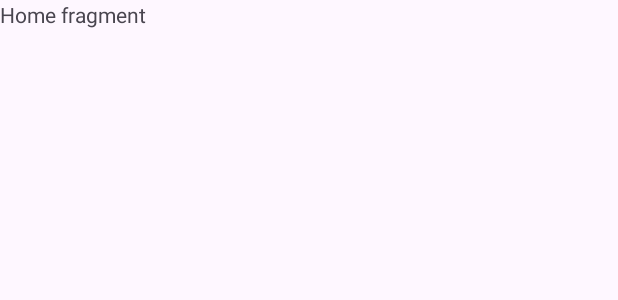
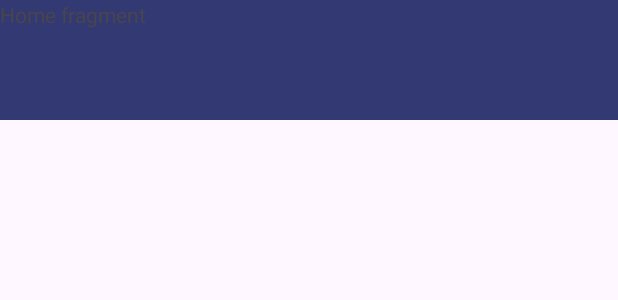
Before and after one commit to akshayak1408/AidHarbour-Charity-Android-Application, an Android app: the layout fragment_home2.xml on its own in the app's theme, with its tools: preview values and no code run, on a phone screen of 412 x 824 dp. Shown: the top 300 px of the screen. Run offline under Robolectric (Android 15) with nearby library versions, the phone set to English and light mode, and no system bars.

Commit message:
Improved UI

```diff
--- a/AndroidStudioProjects/AidHarbour/app/src/main/res/layout/activity_main.xml
+++ b/AndroidStudioProjects/AidHarbour/app/src/main/res/layout/activity_main.xml
@@ -17,6 +17,7 @@
 
     <com.google.android.material.bottomnavigation.BottomNavigationView
         android:id="@+id/bottomNav"
+        android:background="#98ABEE"
         android:layout_width="match_parent"
         android:layout_height="wrap_content"
         android:layout_alignParentBottom="true"
--- a/AndroidStudioProjects/AidHarbour/app/src/main/res/layout/fragment_about2.xml
+++ b/AndroidStudioProjects/AidHarbour/app/src/main/res/layout/fragment_about2.xml
@@ -10,7 +10,7 @@
             android:id="@+id/toolbar"
             android:layout_width="match_parent"
             android:layout_height="80dp"
-            android:background="?attr/colorPrimary"
+            android:background="#333A73"
             app:layout_constraintEnd_toEndOf="parent"
             app:layout_constraintStart_toStartOf="parent"
             app:layout_constraintTop_toTopOf="parent"
--- a/AndroidStudioProjects/AidHarbour/app/src/main/res/layout/fragment_home2.xml
+++ b/AndroidStudioProjects/AidHarbour/app/src/main/res/layout/fragment_home2.xml
@@ -1,11 +1,21 @@
 <?xml version="1.0" encoding="utf-8"?>
 <FrameLayout xmlns:android="http://schemas.android.com/apk/res/android"
     xmlns:tools="http://schemas.android.com/tools"
+    xmlns:app="http://schemas.android.com/apk/res-auto"
     android:layout_width="match_parent"
     android:layout_height="match_parent"
     tools:context=".HomeFragment">
 
-
+    <androidx.appcompat.widget.Toolbar
+        android:id="@+id/toolbar"
+        android:layout_width="match_parent"
+        android:layout_height="80dp"
+        android:background="#333A73"
+        app:layout_constraintEnd_toEndOf="parent"
+        app:layout_constraintStart_toStartOf="parent"
+        app:layout_constraintTop_toTopOf="parent"
+        app:titleTextAppearance="@style/TextAppearance.AppCompat.Large"
+        app:titleTextColor="@android:color/white" />
     <TextView
         android:layout_width="match_parent"
         android:layout_height="match_parent"
```
Also changed, not shown: AndroidStudioProjects/AidHarbour/app/src/main/java/com/example/aidharbour/HomeFragment.kt (+13 -18 lines), AndroidStudioProjects/AidHarbour/app/src/main/java/com/example/aidharbour/ProfileFragment.kt (+10 -19 lines), AndroidStudioProjects/AidHarbour/app/src/main/res/layout/fragment_profile.xml (+11 -1 lines).
